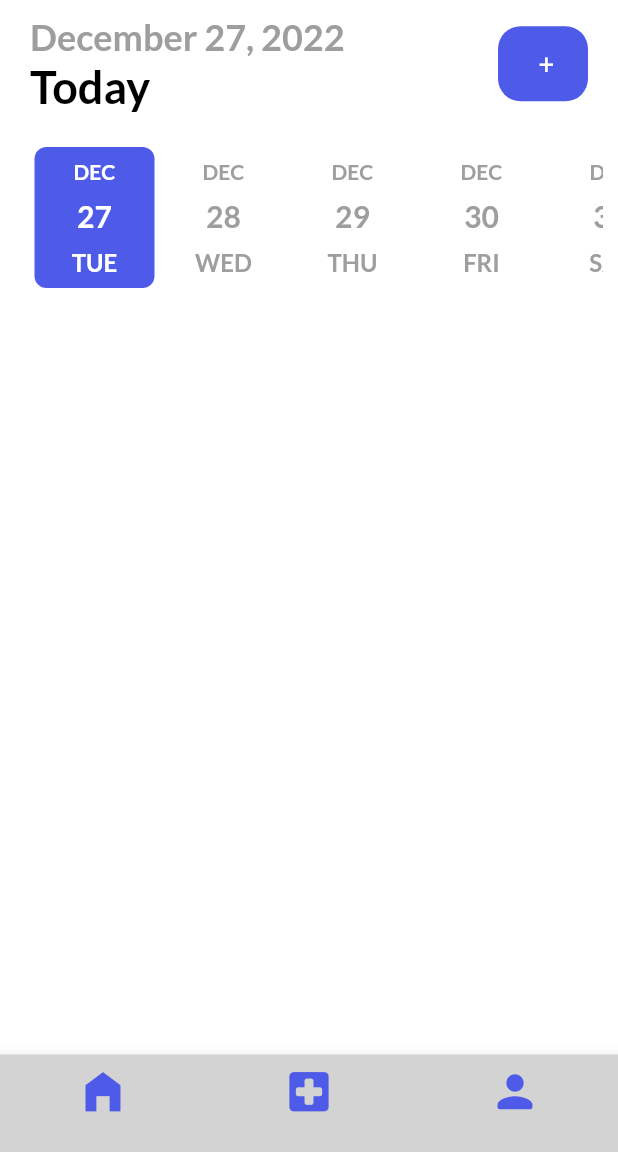
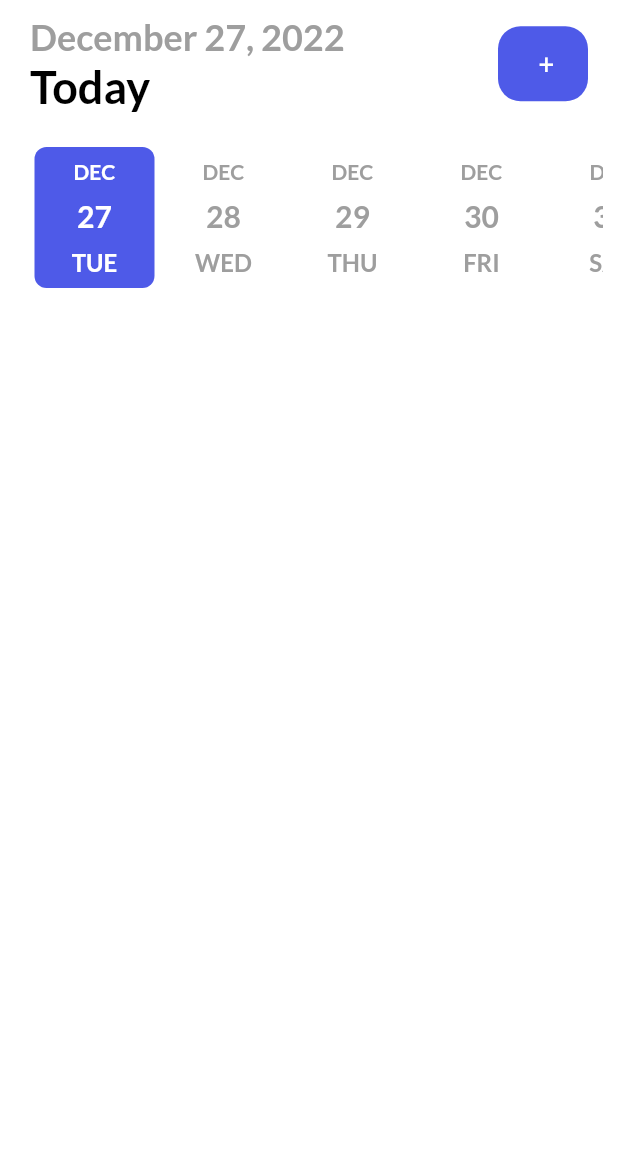
Before and after one commit to aashayk18/SchedMed, a Flutter app: the screen it shows after launch, on a phone screen of 412 x 824 dp, the part 84-1236 px from its top. Run offline on Flutter 3.47's test engine with Material 2 defaults, Android fonts, the phone set to English and light mode, and no system bars; drawn by our look-alikes of date_picker_timeline; our stand-ins replace flutter_local_notifications, flutter_native_timezone, flutter_staggered_animations, get, get_storage, google_fonts and 2 more; accounts and stored records are empty.

Commit message:
added 'remind early' feature & removed navigation bar

```diff
--- a/lib/ui/home_page.dart
+++ b/lib/ui/home_page.dart
@@ -41,35 +41,37 @@ class HomePageState extends State<HomePage> {
       backgroundColor: context.theme.backgroundColor,
 
       // adding the bottom navigation bar
-      bottomNavigationBar: SizedBox(
-        height: 65,
-        child: BottomNavigationBar(
-          backgroundColor: Color(0xFFD3D3D3),
-          items: const [
-            BottomNavigationBarItem(
-                icon: Icon(
-                  Icons.home_filled,
-                  size: 35,
-                  color: primaryClr,
-                ),
-                label: ''),
-            BottomNavigationBarItem(
-                icon: Icon(
-                  Icons.local_hospital_rounded,
-                  size: 35,
-                  color: primaryClr,
-                ),
-                label: ''),
-            BottomNavigationBarItem(
-                icon: Icon(
-                  Icons.person_rounded,
-                  size: 35,
-                  color: primaryClr,
-                ),
-                label: ''),
-          ],
-        ),
-      ),
+
+      //commented out the bottom navigation bar
+//       bottomNavigationBar: SizedBox(
+//         height: 65,
+//         child: BottomNavigationBar(
+//           backgroundColor: Color(0xFFD3D3D3),
+//           items: const [
+//             BottomNavigationBarItem(
+//                 icon: Icon(
+//                   Icons.home_filled,
+//                   size: 35,
+//                   color: primaryClr,
+//                 ),
+//                 label: ''),
+//             BottomNavigationBarItem(
+//                 icon: Icon(
+//                   Icons.local_hospital_rounded,
+//                   size: 35,
+//                   color: primaryClr,
+//                 ),
+//                 label: ''),
+//             BottomNavigationBarItem(
+//                 icon: Icon(
+//                   Icons.person_rounded,
+//                   size: 35,
+//                   color: primaryClr,
+//                 ),
+//                 label: ''),
+//           ],
+//         ),
+//       ),
 
       body: Column(
         children: [
@@ -162,14 +164,47 @@ class HomePageState extends State<HomePage> {
               //
               // }
 
-              if (task.date == DateFormat.yMd().format(_selectedDate)) {
-                DateTime date = DateFormat.jm().parse(task.startTime.toString());
-                var myTime = DateFormat("HH:mm").format(date);
+//               if (task.date == DateFormat.yMd().format(_selectedDate)) {
+//                 DateTime date = DateFormat.jm().parse(task.startTime.toString());
+//                 var myTime = DateFormat("HH:mm").format(date);
+//                 notifyHelper.scheduledNotification(
+//                     int.parse(myTime.toString().split(":")[0]),
+//                     int.parse(myTime.toString().split(":")[1]),
+//                     task
+//                 );
+
+              //setting time wiith the 'remind early' functionality
+
+              if (task.date == DateFormat.yMd().format(_selectedDate) &&
+                  (task.remind == 0 ||
+                      task.remind == 5 ||
+                      task.remind == 10 ||
+                      task.remind == 15 ||
+                      task.remind == 20)
+              ) {
+                DateTime date =
+                // ignore: unnecessary_new
+                new DateFormat.jm().parse(task.startTime.toString());
+                var reminddate = date.subtract(task.remind == 5
+                    ? const Duration(days: 0, hours: 0, minutes: 5, seconds: 0)
+                    : task.remind == 10
+                    ? const Duration(
+                    days: 0, hours: 0, minutes: 10, seconds: 0)
+                    : task.remind == 15
+                    ? const Duration(
+                    days: 0, hours: 0, minutes: 15, seconds: 0)
+                    : task.remind == 20
+                    ? const Duration(
+                    days: 0, hours: 0, minutes: 20, seconds: 0)
+                    :const Duration(
+                    days: 0, hours: 0, minutes: 00, seconds: 0));
+                var myTime = DateFormat('HH:mm').format(reminddate);
+                print(myTime);
                 notifyHelper.scheduledNotification(
                     int.parse(myTime.toString().split(":")[0]),
                     int.parse(myTime.toString().split(":")[1]),
-                    task
-                );
+                    task);
+
                 return AnimationConfiguration.staggeredList(
                     position: index,
                     child: SlideAnimation(
```
